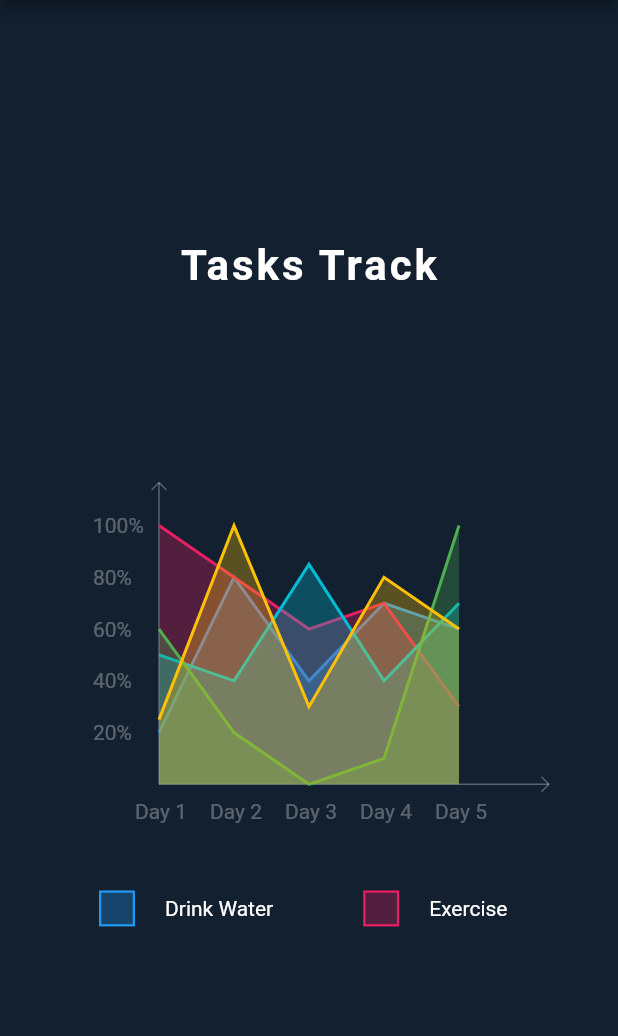
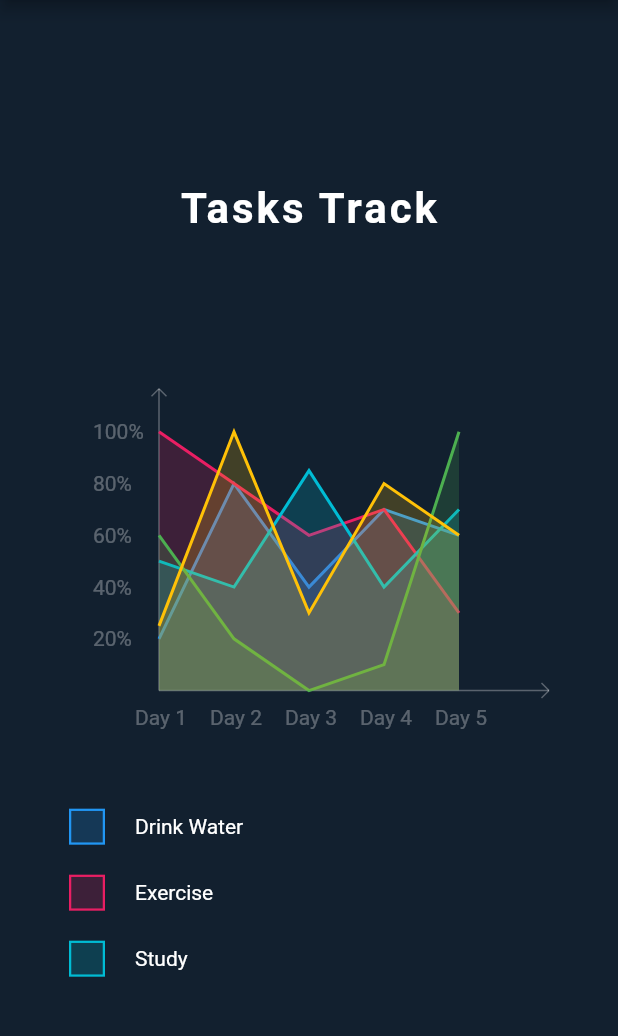
Before and after one commit to malihanan/draw_graph, a Flutter app: the screen it shows after launch, on a phone screen of 412 x 824 dp, the part 84-1120 px from its top. Run offline on Flutter 3.47's test engine with Material 2 defaults, Android fonts, the phone set to English and light mode, and no system bars.

Commit message:
adds option to scroll description vertically

```diff
--- a/example/lib/main.dart
+++ b/example/lib/main.dart
@@ -73,12 +73,14 @@ class MyScreen extends StatelessWidget {
         ),
         LineGraph(
           features: features,
-          size: Size(320, 300),
+          size: Size(320, 400),
           labelX: ['Day 1', 'Day 2', 'Day 3', 'Day 4', 'Day 5'],
           labelY: ['20%', '40%', '60%', '80%', '100%'],
           showDescription: true,
           graphColor: Colors.white30,
-          graphOpacity: 0.3,
+          graphOpacity: 0.2,
+          verticalFeatureDirection: true,
+          descriptionHeight: 130,
         ),
         SizedBox(
           height: 50,
--- a/lib/draw_graph.dart
+++ b/lib/draw_graph.dart
@@ -14,6 +14,8 @@ class LineGraph extends StatefulWidget {
   final Color graphColor;
   final bool showDescription;
   final double graphOpacity;
+  final bool verticalFeatureDirection;
+  final double descriptionHeight;
 
   LineGraph({
     @required this.features,
@@ -24,6 +26,8 @@ class LineGraph extends StatefulWidget {
     this.graphColor = Colors.grey,
     this.showDescription = false,
     this.graphOpacity = 0.3,
+    this.verticalFeatureDirection = false,
+    this.descriptionHeight = 80,
   });
 
   @override
@@ -45,12 +49,23 @@ class _LineGraphState extends State<LineGraph> {
       height: widget.size.height,
       width: widget.size.width,
       child: widget.showDescription
+          ? widget.verticalFeatureDirection
               ? Column(
+                  crossAxisAlignment: CrossAxisAlignment.start,
+                  children: [
+                    getGraph(Size(widget.size.width,
+                        widget.size.height - widget.descriptionHeight - 40)),
+                    SizedBox(height: 40),
+                    Container(
+                      height: widget.descriptionHeight,
+                      child: getFeautures(),
+                    )
+                  ],
+                )
+              : Column(
                   children: <Widget>[
                     getGraph(Size(widget.size.width, widget.size.height - 70)),
-                SizedBox(
-                  height: 40,
-                ),
+                    SizedBox(height: 40),
                     Container(
                       height: 28,
                       child: getFeautures(),
@@ -82,14 +97,17 @@ class _LineGraphState extends State<LineGraph> {
     }
 
     return ListView(
-      scrollDirection: Axis.horizontal,
+      scrollDirection:
+          widget.verticalFeatureDirection ? Axis.vertical : Axis.horizontal,
       children: featureDescriptions,
     );
   }
 
   Widget getDescription(Feature feature) {
     return Padding(
-      padding: EdgeInsets.only(left: 20, right: 40, bottom: 0, top: 0),
+      padding: widget.verticalFeatureDirection
+          ? EdgeInsets.only(left: 0, right: 0, bottom: 10, top: 10)
+          : EdgeInsets.only(left: 20, right: 40, bottom: 0, top: 0),
       child: GestureDetector(
         child: Row(
           mainAxisSize: MainAxisSize.max,
```
Also changed, not shown: example/pubspec.lock, pubspec.lock, 1 other file. Lines whose indentation alone changed are shown as unchanged.
